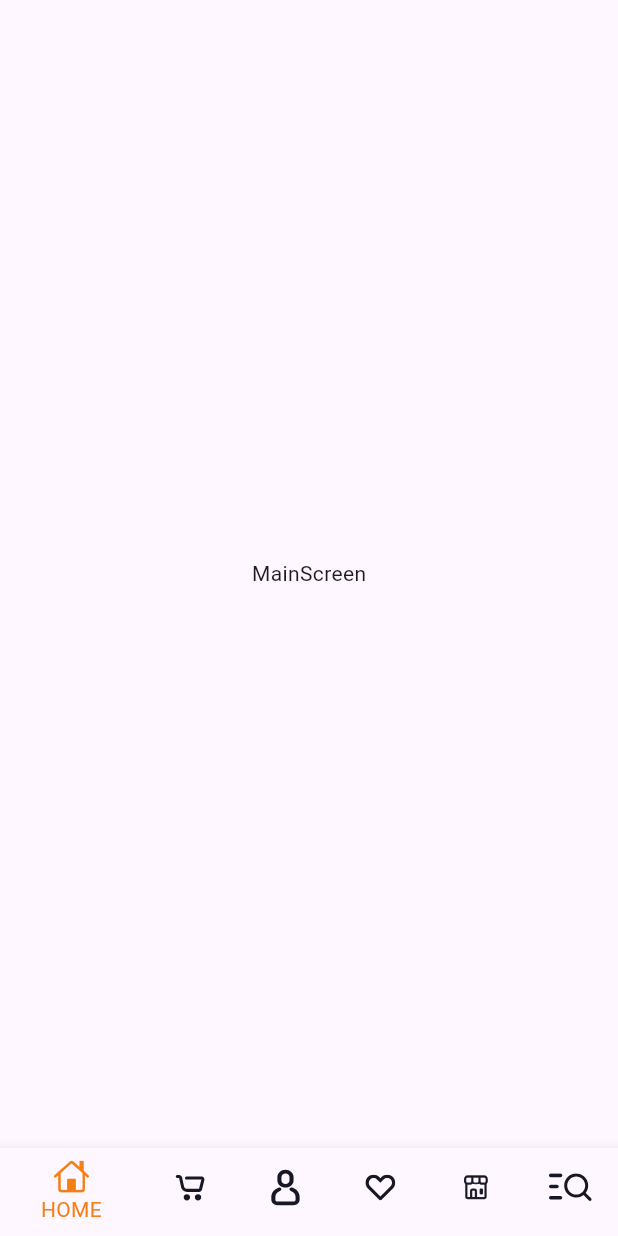
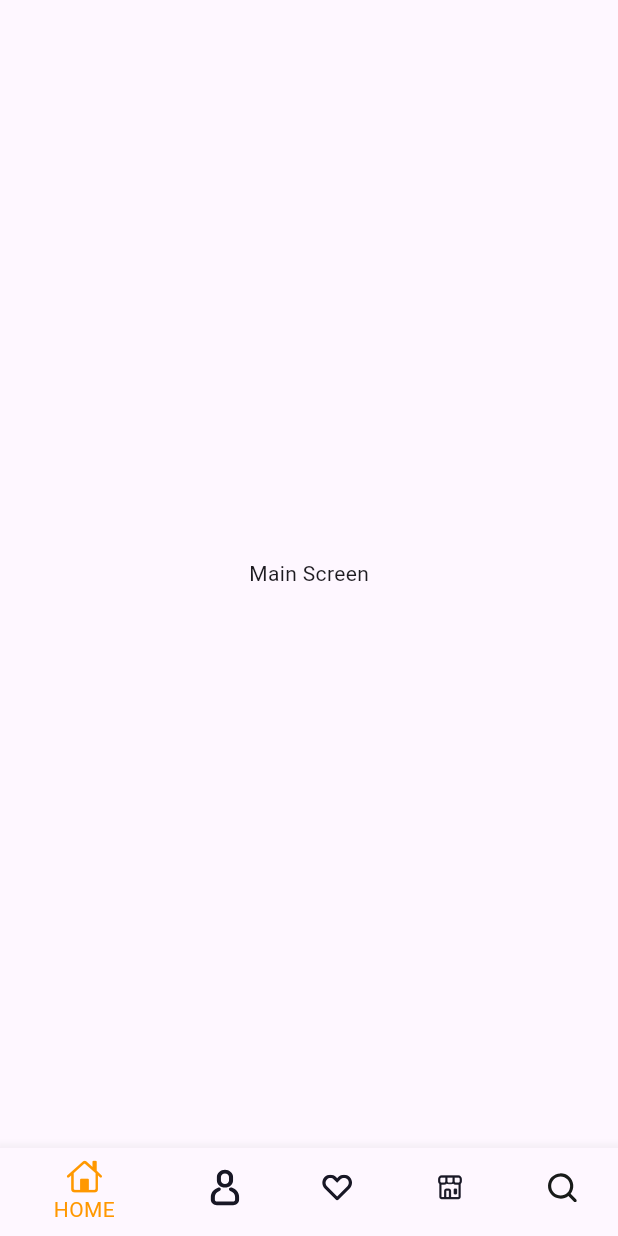
Before and after one commit to TaiNgonheng/MultiStore-Firebase, a Flutter app: the screen it shows after launch, on a phone screen of 412 x 824 dp. Run offline on Flutter 3.47's test engine with Material 3 defaults, Android fonts, the phone set to English and light mode, and no system bars; our stand-ins replace flutter_svg.

```diff
--- a/lib/views/buyers/main_screen.dart
+++ b/lib/views/buyers/main_screen.dart
@@ -12,19 +12,19 @@ class MainScreen extends StatefulWidget {
 class _MainScreenState extends State<MainScreen> {
   @override
   Widget build(BuildContext context) {
-    return  Scaffold(
-      body: Center(child: Text("MainScreen"),),
+    return Scaffold(
+      body: Center(child: Text('Main Screen'),),
       bottomNavigationBar: BottomNavigationBar(
-          unselectedItemColor: Colors.black38,
-          selectedItemColor: Colors.yellow.shade900,
-          items:[
-        BottomNavigationBarItem(icon: Icon(CupertinoIcons.home),label: 'HOME'),
-        BottomNavigationBarItem(icon: SvgPicture.asset('assets/icons/cart.svg',width: 20,),label: 'CATEGORIES'),
-        BottomNavigationBarItem(icon: SvgPicture.asset('assets/icons/account.svg',width: 20,),label:'ACCOUNT'),
-        BottomNavigationBarItem(icon: SvgPicture.asset('assets/icons/favorite.svg',width: 20,),label: 'FAVORITE'),
-        BottomNavigationBarItem(icon: SvgPicture.asset('assets/icons/shop.svg',width: 20,),label: 'STORE'),
-        BottomNavigationBarItem(icon: SvgPicture.asset('assets/icons/explore.svg'),label: 'SEARCH')
-      ]),
+        unselectedItemColor: Colors.black12,
+        selectedItemColor: Colors.orange,
+        items: [
+          BottomNavigationBarItem(icon: Icon(CupertinoIcons.home),label: 'HOME'),
+          BottomNavigationBarItem(icon: SvgPicture.asset('assets/icons/account.svg',width: 20,),label: 'ACCOUNT'),
+          BottomNavigationBarItem(icon: SvgPicture.asset('assets/icons/favorite.svg',width: 20,),label: 'FAVORITE'),
+          BottomNavigationBarItem(icon: SvgPicture.asset('assets/icons/shop.svg',width: 20),label: 'STORE'),
+          BottomNavigationBarItem(icon: SvgPicture.asset('assets/icons/search.svg',width: 20),label:'SEARCH')
+        ],
+      ),
     );
   }
 }
```
